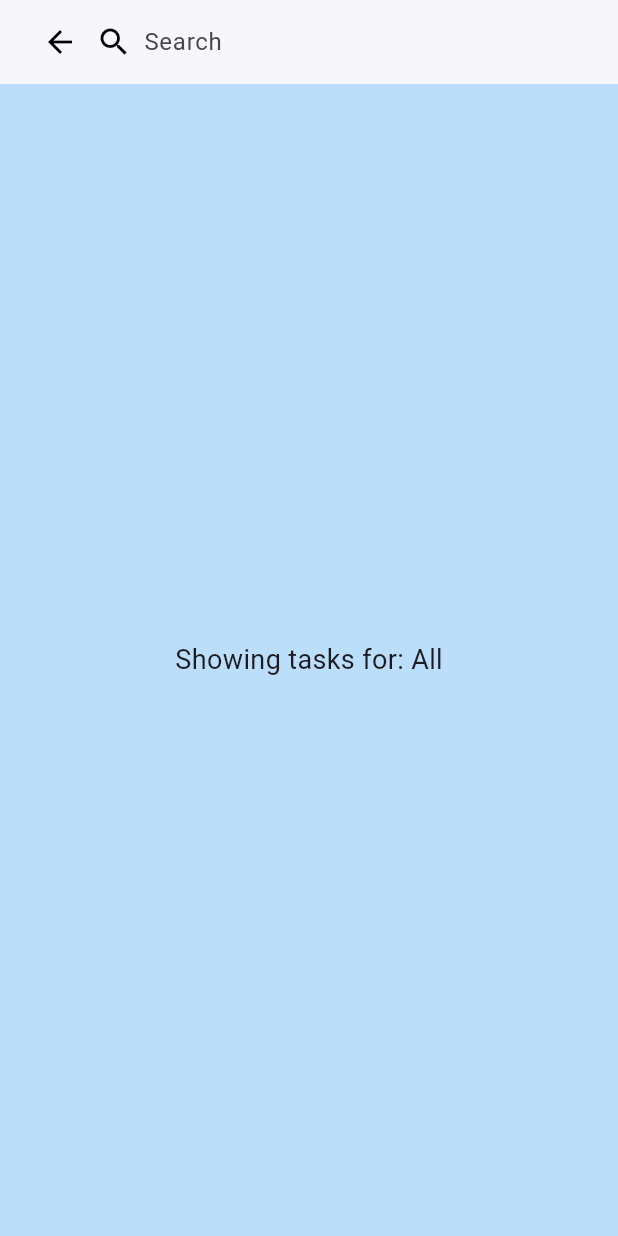
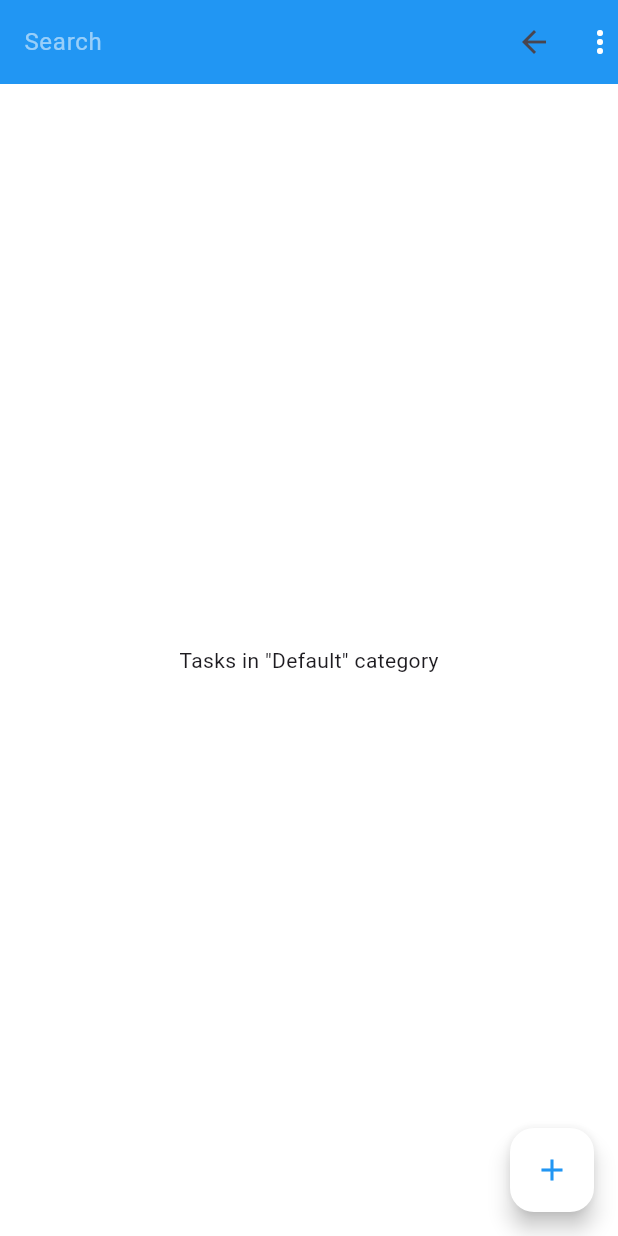
Before and after one commit to KALU56/kuraz_mobel_app, a Flutter app: the screen it shows after launch, after a tap on the "search" icon, on a phone screen of 412 x 824 dp. Run offline on Flutter 3.47's test engine with Material 3 defaults, Android fonts, the phone set to English and light mode, and no system bars; our stand-ins replace cloud_firestore, emoji_picker_flutter, firebase_auth, firebase_core, flutter_bloc, flutter_contacts and 2 more; accounts and stored records are empty.

Commit message:
feat:modfy ui

```diff
--- a/todo_app/lib/main.dart
+++ b/todo_app/lib/main.dart
@@ -1,20 +1,20 @@
 import 'package:flutter/material.dart';
-import 'package:todo_app/screens/home_screen.dart';
+import 'screens/home_screen.dart';
 
 void main() {
-  runApp(const MyApp());
+  runApp(const TodoApp());
 }
 
-class MyApp extends StatelessWidget {
-  const MyApp({super.key});
+class TodoApp extends StatelessWidget {
+  const TodoApp({super.key});
 
   @override
   Widget build(BuildContext context) {
     return MaterialApp(
-      debugShowCheckedModeBanner: false,
       title: 'To-Do App',
       theme: ThemeData(
         primarySwatch: Colors.blue,
+        scaffoldBackgroundColor: Colors.white,
       ),
       home: const HomeScreen(),
     );
--- /dev/null
+++ b/todo_app/lib/screens/category_screen.dart
@@ -0,0 +1,37 @@
+import 'package:flutter/material.dart';
+import 'new_task_screen.dart';
+
+class CategoryScreen extends StatelessWidget {
+  final String category;
+
+  const CategoryScreen({super.key, required this.category});
+
+  @override
+  Widget build(BuildContext context) {
+    return Scaffold(
+      appBar: AppBar(
+        title: Text(category),
+        backgroundColor: Colors.blue,
+        leading: IconButton(
+          icon: const Icon(Icons.arrow_back),
+          onPressed: () => Navigator.pop(context),
+        ),
+      ),
+      body: Center(
+        child: Text('Tasks in "$category" category will appear here.'),
+      ),
+      floatingActionButton: FloatingActionButton(
+        onPressed: () {
+          Navigator.push(
+            context,
+            MaterialPageRoute(
+              builder: (_) => NewTaskScreen(selectedCategory: category),
+            ),
+          );
+        },
+        backgroundColor: Colors.white,
+        child: const Icon(Icons.add, color: Colors.blue),
+      ),
+    );
+  }
+}
--- a/todo_app/lib/screens/home_screen.dart
+++ b/todo_app/lib/screens/home_screen.dart
@@ -1,4 +1,5 @@
 import 'package:flutter/material.dart';
+import 'task_page.dart';
 
 class HomeScreen extends StatefulWidget {
   const HomeScreen({super.key});
@@ -8,12 +9,11 @@ class HomeScreen extends StatefulWidget {
 }
 
 class _HomeScreenState extends State<HomeScreen> {
-  String selectedCategory = 'All';
+  String selectedCategory = 'Default';
   bool isSearching = false;
-  final TextEditingController searchController = TextEditingController();
 
   final List<String> categories = [
-    'All',
+    'Default',
     'Personal',
     'Shopping',
     'Wishlist',
@@ -22,14 +22,15 @@ class _HomeScreenState extends State<HomeScreen> {
     'New List',
   ];
 
-  void _onCategorySelected(String? value) {
-    if (value == 'New List') {
+  final TextEditingController _searchController = TextEditingController();
+
+  void _handleCategoryChange(String? newCategory) {
+    if (newCategory == 'New List') {
       _showNewListDialog();
-    } else if (value != null) {
+    } else {
       setState(() {
-        selectedCategory = value;
+        selectedCategory = newCategory!;
       });
-      print('Navigate to: $value');
     }
   }
 
@@ -37,146 +38,96 @@ class _HomeScreenState extends State<HomeScreen> {
     String newListName = '';
     showDialog(
       context: context,
-      builder: (context) {
-        return AlertDialog(
-          title: const Text("New List"),
+      builder: (context) => AlertDialog(
+        title: const Text('Enter New List Name'),
         content: TextField(
-            autofocus: true,
-            decoration: const InputDecoration(hintText: "Enter list name"),
-            onChanged: (value) {
-              newListName = value;
-            },
+          onChanged: (value) => newListName = value,
+          decoration: const InputDecoration(hintText: 'New List'),
         ),
         actions: [
           TextButton(
-              onPressed: () => Navigator.pop(context),
-              child: const Text("Cancel"),
-            ),
-            ElevatedButton(
             onPressed: () {
               if (newListName.isNotEmpty) {
                 setState(() {
+                  categories.insert(categories.length - 1, newListName);
                   selectedCategory = newListName;
-                    categories.insert(categories.length - 1, newListName);
                 });
               }
-                Navigator.pop(context);
+              Navigator.of(context).pop();
             },
-              child: const Text("Create"),
+            child: const Text('Add'),
           ),
         ],
-        );
-      },
-    );
-  }
-
-  Widget _buildNormalAppBar() {
-    return Row(
-      children: [
-        // Blue circle with check icon
-        Container(
-          decoration: const BoxDecoration(
-            shape: BoxShape.circle,
-            color: Colors.blue,
       ),
-          padding: const EdgeInsets.all(6),
-          child: const Icon(Icons.check, color: Colors.white, size: 20),
-        ),
-        const SizedBox(width: 8),
-
-        // Dropdown for categories
-        DropdownButtonHideUnderline(
-          child: DropdownButton<String>(
-            value: selectedCategory,
-            icon: const Icon(Icons.arrow_drop_down, color: Colors.black),
-            dropdownColor: Colors.white,
-            style: const TextStyle(color: Colors.black, fontSize: 18),
-            onChanged: _onCategorySelected,
-            items: categories.map((String category) {
-              return DropdownMenuItem<String>(
-                value: category,
-                child: Text(category),
-              );
-            }).toList(),
-          ),
-        ),
-      ],
-    );
-  }
-
-  Widget _buildSearchAppBar() {
-    return Row(
-      children: [
-        IconButton(
-          icon: const Icon(Icons.arrow_back, color: Colors.black),
-          onPressed: () {
-            setState(() {
-              isSearching = false;
-              searchController.clear();
-            });
-          },
-        ),
-        const Icon(Icons.search, color: Colors.black),
-        const SizedBox(width: 8),
-        Expanded(
-          child: TextField(
-            controller: searchController,
-            decoration: const InputDecoration(
-              hintText: "Search",
-              border: InputBorder.none,
-            ),
-            style: const TextStyle(fontSize: 16),
-            onChanged: (value) {
-              print("Searching for: $value");
-            },
-          ),
-        ),
-      ],
     );
   }
 
   @override
   Widget build(BuildContext context) {
     return Scaffold(
-      backgroundColor: Colors.blue[100],
       appBar: AppBar(
-        backgroundColor: Colors.white,
-        elevation: 1,
-        titleSpacing: 16,
-        title: isSearching ? _buildSearchAppBar() : _buildNormalAppBar(),
-        actions: isSearching
-            ? null
-            : [
-                IconButton(
-                  icon: const Icon(Icons.search, color: Colors.black),
+        backgroundColor: Colors.blue,
+        title: isSearching
+            ? TextField(
+                controller: _searchController,
+                style: const TextStyle(color: Colors.white),
+                decoration: const InputDecoration(
+                  hintText: 'Search',
+                  hintStyle: TextStyle(color: Colors.white54),
+                  border: InputBorder.none,
+                ),
+              )
+            : Row(
+                children: [
+                  Container(
+                    decoration: const BoxDecoration(
+                      shape: BoxShape.circle,
+                      color: Colors.white,
+                    ),
+                    padding: const EdgeInsets.all(6),
+                    child: const Icon(Icons.check, color: Colors.blue),
+                  ),
+                  const SizedBox(width: 8),
+                  DropdownButton<String>(
+                    value: selectedCategory,
+                    dropdownColor: Colors.blue, // Blue dropdown background
+                    style: const TextStyle(color: Colors.white),
+                    iconEnabledColor: Colors.white,
+                    underline: const SizedBox(),
+                    items: categories
+                        .map((cat) => DropdownMenuItem<String>(
+                              value: cat,
+                              child: Text(cat),
+                            ))
+                        .toList(),
+                    onChanged: _handleCategoryChange,
+                  ),
+                ],
+              ),
+        actions: [
+          isSearching
+              ? IconButton(
+                  icon: const Icon(Icons.arrow_back),
+                  onPressed: () {
+                    setState(() {
+                      isSearching = false;
+                      _searchController.clear();
+                    });
+                  },
+                )
+              : IconButton(
+                  icon: const Icon(Icons.search),
                   onPressed: () {
                     setState(() {
                       isSearching = true;
                     });
                   },
                 ),
-                PopupMenuButton<String>(
-                  icon: const Icon(Icons.more_vert, color: Colors.black),
-                  onSelected: (value) {
-                    print("Selected menu: $value");
-                  },
-                  itemBuilder: (BuildContext context) {
-                    return ['Settings', 'Help', 'About'].map((String choice) {
-                      return PopupMenuItem<String>(
-                        value: choice,
-                        child: Text(choice),
-                      );
-                    }).toList();
-                  },
-                ),
+          const SizedBox(width: 8),
+          const Icon(Icons.more_vert, color: Colors.white),
         ],
       ),
-      body: Center(
-        child: Text(
-          'Showing tasks for: $selectedCategory',
-          style: const TextStyle(fontSize: 18),
-        ),
-      ),
+      body: TaskPage(category: selectedCategory),
     );
   }
 }
--- /dev/null
+++ b/todo_app/lib/screens/task_page.dart
@@ -0,0 +1,29 @@
+import 'package:flutter/material.dart';
+import 'new_task_screen.dart';
+
+class TaskPage extends StatelessWidget {
+  final String category;
+
+  const TaskPage({super.key, required this.category});
+
+  @override
+  Widget build(BuildContext context) {
+    return Scaffold(
+      body: Center(
+        child: Text('Tasks in "$category" category'),
+      ),
+      floatingActionButton: FloatingActionButton(
+        backgroundColor: Colors.white,
+        onPressed: () {
+          Navigator.push(
+            context,
+            MaterialPageRoute(
+              builder: (_) => NewTaskScreen(selectedCategory: category),
+            ),
+          );
+        },
+        child: const Icon(Icons.add, color: Colors.blue),
+      ),
+    );
+  }
+}
```
Also changed, not shown: todo_app/lib/screens/new_task_screen.dart (added, +128 -0 lines). Lines whose indentation alone changed are shown as unchanged.
